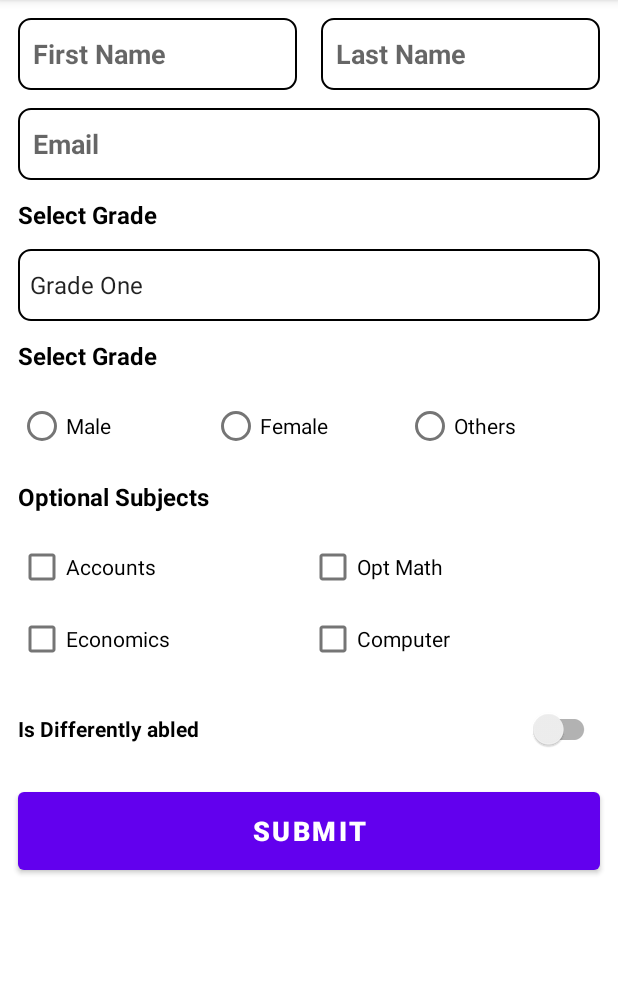
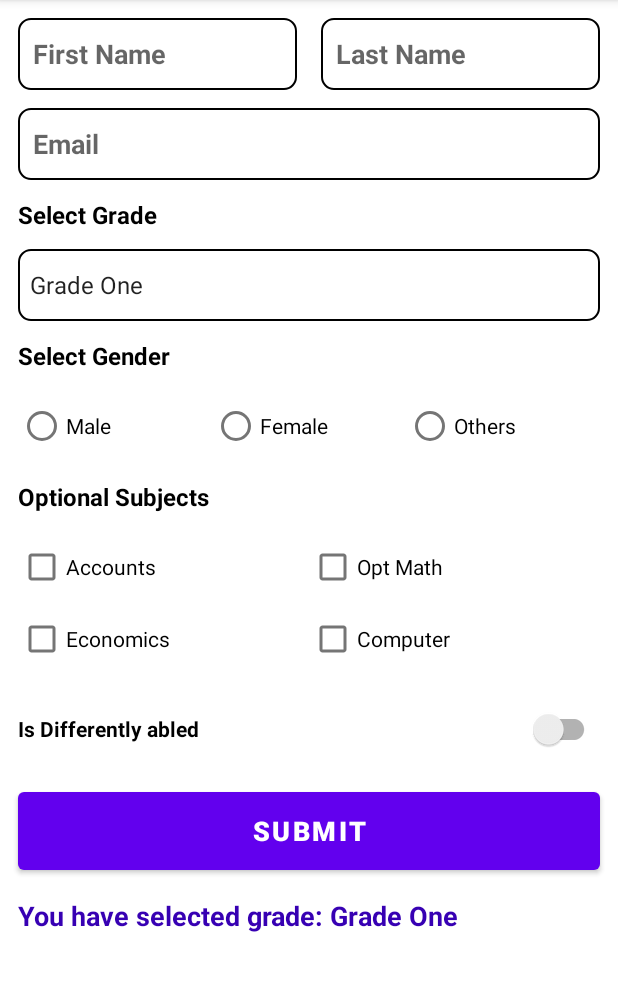
Before and after one commit to sunpra1/BCA-2026, an Android app: the InputFieldActivity screen opened directly, with no data from a screen before it, on a phone screen of 412 x 824 dp, the part 84-1075 px from its top. Run offline under Robolectric (Android 15) with nearby library versions, the phone set to English and light mode, and no system bars.

Commit message:
Oct 30, 2025

```diff
--- a/app/src/main/java/com/sunpra/bca_2026/InputFieldActivity.java
+++ b/app/src/main/java/com/sunpra/bca_2026/InputFieldActivity.java
@@ -3,14 +3,17 @@ package com.sunpra.bca_2026;
 import android.os.Bundle;
 import android.util.Log;
 import android.view.View;
+import android.widget.AdapterView;
 import android.widget.Button;
 import android.widget.CheckBox;
+import android.widget.CompoundButton;
 import android.widget.EditText;
 import android.widget.RadioGroup;
 import android.widget.Spinner;
-import android.widget.Switch;
+import android.widget.TextView;
 
 import androidx.activity.EdgeToEdge;
+import androidx.annotation.NonNull;
 import androidx.appcompat.app.AppCompatActivity;
 import androidx.appcompat.widget.SwitchCompat;
 import androidx.core.graphics.Insets;
@@ -29,6 +32,7 @@ public class InputFieldActivity extends AppCompatActivity {
     CheckBox economicsCb;
     CheckBox computerCb;
     SwitchCompat isDifferentlyAbledSwitch;
+    TextView messageTv;
 
     Button submitBtn;
 
@@ -57,6 +61,7 @@ public class InputFieldActivity extends AppCompatActivity {
         computerCb = findViewById(R.id.computerCb);
         submitBtn = findViewById(R.id.submitBtn);
         isDifferentlyAbledSwitch = findViewById(R.id.isDifferentlyAbledSwitch);
+        messageTv = findViewById(R.id.messageTv);
 
         submitBtn.setOnClickListener(
                 (View view) -> {
@@ -66,7 +71,53 @@ public class InputFieldActivity extends AppCompatActivity {
         );
 
 
+        gradeSpinner.setOnItemSelectedListener(
+                new AdapterView.OnItemSelectedListener() {
+                    @Override
+                    public void onItemSelected(
+                            AdapterView<?> adapterView,
+                            View view,
+                            int selectedPosition,
+                            long id
+                    ) {
+                        String[] grades = getResources().getStringArray(R.array.grade_items);
+                        String selectedGrade = grades[selectedPosition];
+                        messageTv.setText("You have selected grade: " + selectedGrade);
+                    }
+
+                    @Override
+                    public void onNothingSelected(AdapterView<?> adapterView) {
+                        messageTv.setText("Grade not selected.");
+                    }
+                }
+        );
+
+        genderGroup.setOnCheckedChangeListener(
+                (@NonNull RadioGroup radioGroup, int id) -> {
+                    if (id == R.id.maleRb) {
+                        messageTv.setText("You have selected male gender.");
+                    } else if (id == R.id.femaleRb) {
+                        messageTv.setText("You have selected female gender.");
+                    } else if (id == R.id.othersRb) {
+                        messageTv.setText("You have selected other gender.");
+                    }
+                }
+        );
+
+        accountCb.setOnCheckedChangeListener(new CompoundButton.OnCheckedChangeListener() {
+            @Override
+            public void onCheckedChanged(@NonNull CompoundButton compoundButton, boolean isChecked) {
+                messageTv.setText("You have selected subject, accounts.");
+            }
+        });
+
+        isDifferentlyAbledSwitch.setOnCheckedChangeListener(
+                (@NonNull CompoundButton compoundButton, boolean isChecked) -> {
+                    messageTv.setText("You have " + (isChecked ? "Checked" : "Unchecked") + "is differently able.");
+                }
+        );
+
+//        firstNameEt.addTextChangedListener();
+
     }
-
-
 }
--- a/app/src/main/res/layout/activity_input_field.xml
+++ b/app/src/main/res/layout/activity_input_field.xml
@@ -95,7 +95,7 @@
         android:layout_height="wrap_content"
         android:layout_marginHorizontal="12dp"
         android:layout_marginTop="12dp"
-        android:text="Select Grade"
+        android:text="Select Gender"
         android:textColor="@color/black"
         android:textSize="16sp"
         android:textStyle="bold"
@@ -230,4 +230,18 @@
         app:layout_constraintRight_toRightOf="parent"
         app:layout_constraintTop_toBottomOf="@id/isDifferentlyAbledSwitch"/>
 
+    <TextView
+        android:id="@+id/messageTv"
+        android:layout_width="match_parent"
+        android:layout_height="wrap_content"
+        app:layout_constraintLeft_toLeftOf="parent"
+        app:layout_constraintRight_toRightOf="parent"
+        app:layout_constraintTop_toBottomOf="@id/submitBtn"
+        android:layout_marginHorizontal="12dp"
+        android:layout_marginTop="12dp"
+        android:textStyle="bold"
+        android:textSize="18sp"
+        android:textColor="@color/purple_700"
+        android:text="No Any Messages"/>
+
 </androidx.constraintlayout.widget.ConstraintLayout>
```
